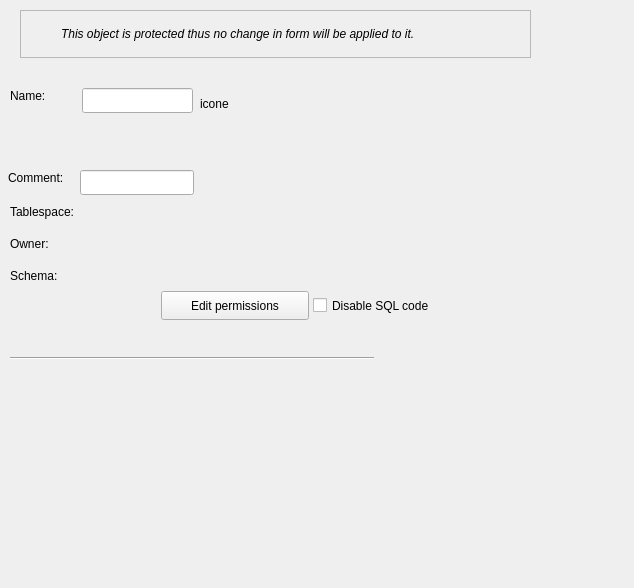
Qt form libpgmodeler_ui/ui/baseobjectwidget.ui (pgmodeler/pgmodeler) before a commit.
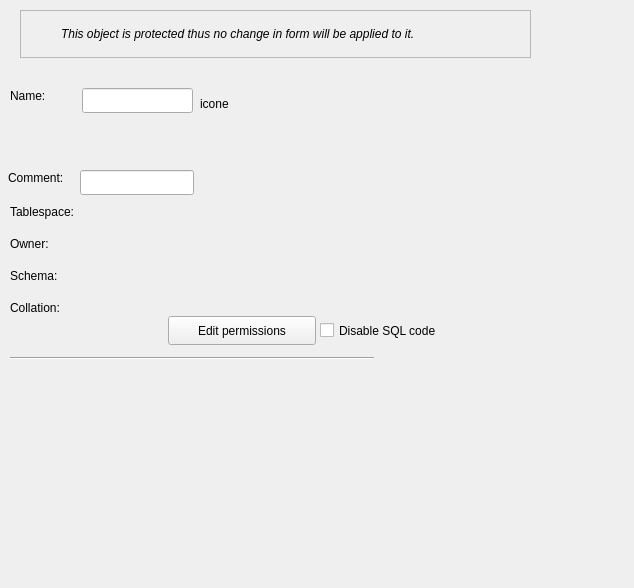
The same form after that commit. Icons and pictures are not drawn.

Commit message:
Added validations when removing Collations.
Added collations to colum, index and domain DTDs.

Added a field "Collation" to BaseObjectWidget.

Patch:
```diff
--- a/libpgmodeler_ui/ui/baseobjectwidget.ui
+++ b/libpgmodeler_ui/ui/baseobjectwidget.ui
@@ -232,8 +232,8 @@
   <widget class="QToolButton" name="edt_perms_tb">
    <property name="geometry">
     <rect>
-     <x>161</x>
-     <y>291</y>
+     <x>168</x>
+     <y>316</y>
      <width>148</width>
      <height>29</height>
     </rect>
@@ -357,8 +357,8 @@
   <widget class="QCheckBox" name="disable_sql_chk">
    <property name="geometry">
     <rect>
-     <x>313</x>
-     <y>295</y>
+     <x>320</x>
+     <y>320</y>
      <width>137</width>
      <height>21</height>
     </rect>
@@ -373,6 +373,25 @@
     <string>Disable SQL code</string>
    </property>
   </widget>
+  <widget class="QLabel" name="collation_lbl">
+   <property name="geometry">
+    <rect>
+     <x>10</x>
+     <y>300</y>
+     <width>61</width>
+     <height>16</height>
+    </rect>
+   </property>
+   <property name="sizePolicy">
+    <sizepolicy hsizetype="Fixed" vsizetype="Preferred">
+     <horstretch>0</horstretch>
+     <verstretch>0</verstretch>
+    </sizepolicy>
+   </property>
+   <property name="text">
+    <string>Collation:</string>
+   </property>
+  </widget>
  </widget>
  <resources>
   <include location="../res/resources.qrc"/>
```
The commit also changes 9 other files.
